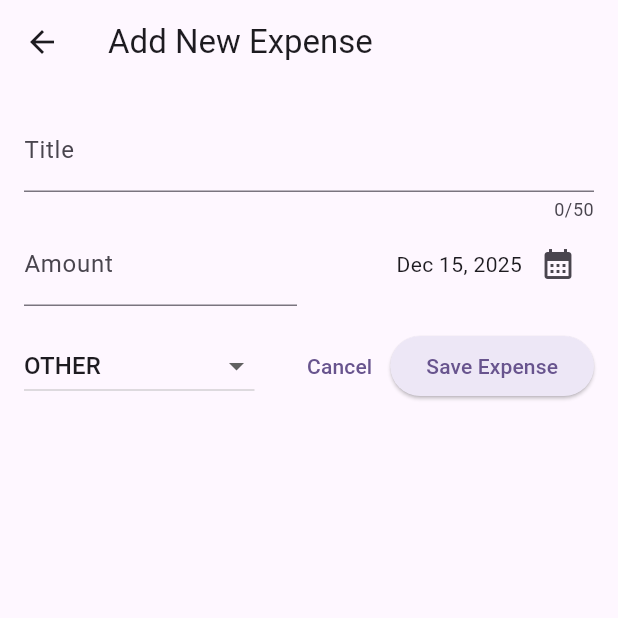
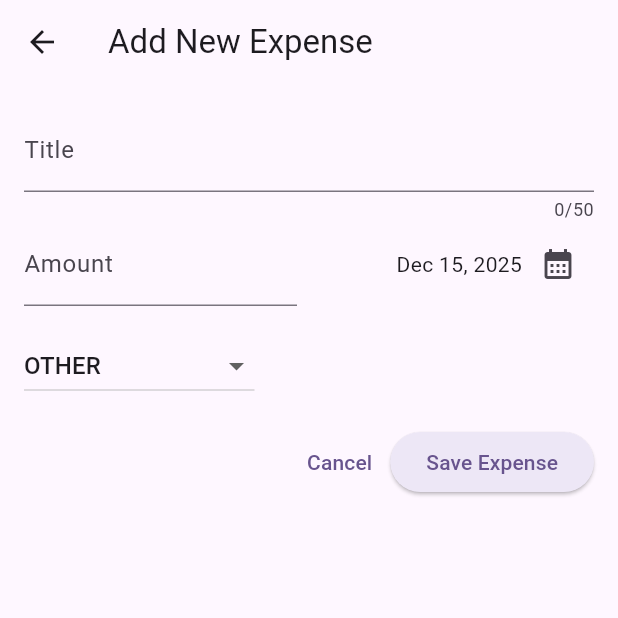
Before and after one commit to me-geb/expense-tracker-app, a Flutter app: the AddExpenseScreen screen opened directly, on a phone screen of 412 x 824 dp, the top half of it. Run offline on Flutter 3.47's test engine with Material 3 defaults, Android fonts, the phone set to English and light mode, and no system bars; our stand-ins replace bloc, equatable, flutter_bloc, rxdart, shared_preferences; accounts and stored records are empty.

Commit message:
Fix UI overflow in AddExpenseScreen by splitting row

```diff
--- a/lib/src/screens/add_expense_screen.dart
+++ b/lib/src/screens/add_expense_screen.dart
@@ -42,7 +42,7 @@ class _AddExpenseScreenState extends State<AddExpenseScreen> {
 
   void _submitExpense() {
     final enteredAmount = double.tryParse(_amountController.text) ??
-                          double.tryParse(_amountController.text.replaceAll(',', '.'));
+        double.tryParse(_amountController.text.replaceAll(',', '.'));
     final amountIsInvalid = enteredAmount == null || enteredAmount <= 0;
 
     print('Title: ${_titleController.text}');
@@ -125,7 +125,8 @@ class _AddExpenseScreenState extends State<AddExpenseScreen> {
                   Expanded(
                     child: TextField(
                       controller: _amountController,
-                      keyboardType: TextInputType.numberWithOptions(decimal: true),
+                      keyboardType:
+                          TextInputType.numberWithOptions(decimal: true),
                       decoration: const InputDecoration(
                         prefixText: '\$ ',
                         label: Text('Amount'),
@@ -173,6 +174,12 @@ class _AddExpenseScreenState extends State<AddExpenseScreen> {
                     },
                   ),
                   const Spacer(),
+                ],
+              ),
+              const SizedBox(height: 16),
+              Row(
+                mainAxisAlignment: MainAxisAlignment.end,
+                children: [
                   TextButton(
                     onPressed: () {
                       Navigator.pop(context);
```
